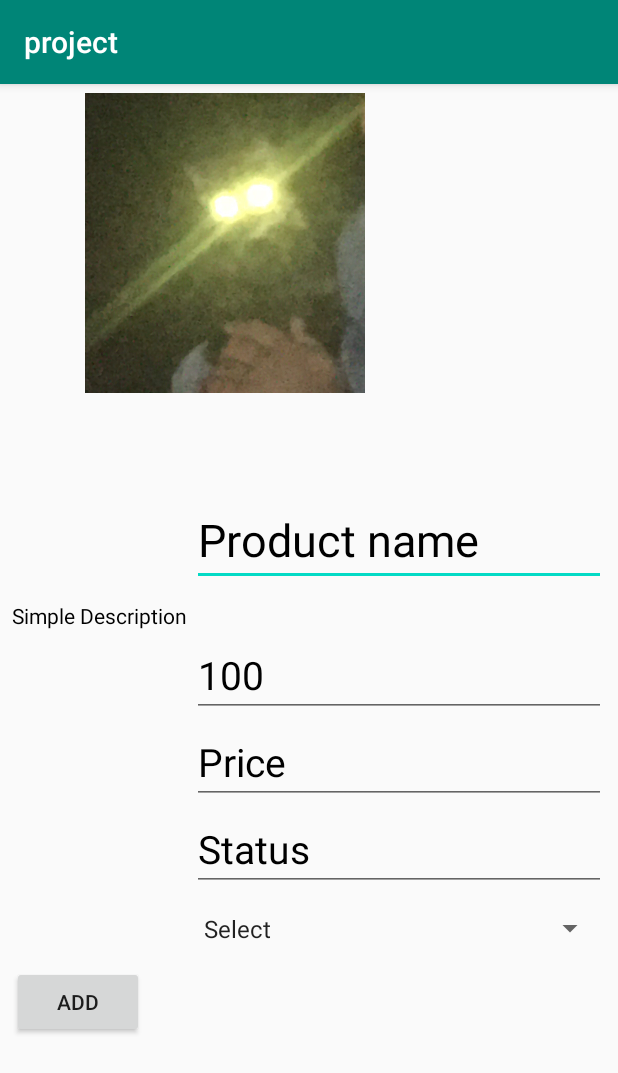
After one commit to aishaa020/androidproj, an Android app: the post screen opened directly, with no data from a screen before it, on a phone screen of 412 x 824 dp. The commit adds this screen. Shown: the top 1073 px of the screen. Run offline under Robolectric (Android 15) with nearby library versions, the phone set to English and light mode, and no system bars.

Commit message:
commit 4

```diff
--- a/app/build.gradle
+++ b/app/build.gradle
@@ -32,7 +32,6 @@ android {
     viewBinding {
         enabled = true
     }
-
 }
 
 dependencies {
@@ -40,6 +39,7 @@ dependencies {
     implementation 'androidx.appcompat:appcompat:1.6.1'
     implementation 'com.google.android.material:material:1.11.0'
     implementation 'androidx.constraintlayout:constraintlayout:2.1.4'
+    implementation 'com.android.volley:volley:1.2.1'
     testImplementation 'junit:junit:4.13.2'
     androidTestImplementation 'androidx.test.ext:junit:1.1.5'
     androidTestImplementation 'androidx.test.espresso:espresso-core:3.5.1'
@@ -48,7 +48,5 @@ dependencies {
     implementation 'com.github.baoyachi:StepView:1.9'
     implementation 'com.airbnb.android:lottie:3.4.0'
     implementation 'com.etebarian:meow-bottom-navigation:1.2.0'
-    implementation 'com.android.volley:volley:1.2.1'
-
 
 }
--- a/app/src/main/AndroidManifest.xml
+++ b/app/src/main/AndroidManifest.xml
@@ -1,5 +1,4 @@
 <?xml version="1.0" encoding="utf-8"?>
-
 <manifest xmlns:android="http://schemas.android.com/apk/res/android"
     xmlns:tools="http://schemas.android.com/tools">
 
@@ -17,11 +16,17 @@
         android:theme="@style/AppTheme"
         android:usesCleartextTraffic="true"
         tools:targetApi="31">
-
+        <activity
+            android:name=".post"
+            android:exported="false" />
+        <activity
+            android:name=".likeActivity"
+            android:exported="false"
+            android:label="@string/title_activity_like"
+            android:theme="@style/AppTheme" />
         <activity
             android:name=".UserProfileActivity"
             android:exported="false" />
-
         <activity
             android:name=".signupActivity"
             android:exported="false" />
@@ -51,19 +56,13 @@
             android:exported="false" />
         <activity
             android:name=".CheckoutStepOne"
-            android:exported="false">
-
-        </activity>
+            android:exported="false" />
         <activity
             android:name=".CartActivity"
-            android:exported="false">
-
-        </activity>
+            android:exported="false" />
         <activity
             android:name=".MainActivity"
-            android:exported="false">
-
-        </activity>
+            android:exported="false" />
     </application>
 
 </manifest>
--- a/app/src/main/java/com/example/project/Adabters/Products_Adabter.java
+++ b/app/src/main/java/com/example/project/Adabters/Products_Adabter.java
@@ -15,6 +15,7 @@ import com.example.project.models.Model_Product;
 import java.util.List;
 
 public class Products_Adabter extends RecyclerView.Adapter<Products_Adabter.Product_holder>{
+
     List<Model_Product> Products;
 
     @NonNull
--- a/app/src/main/java/com/example/project/MainActivity.java
+++ b/app/src/main/java/com/example/project/MainActivity.java
@@ -62,7 +62,7 @@ public class MainActivity extends AppCompatActivity {
                         break;
 
                     case 3:
-                        intent = new Intent(MainActivity.this, CheckoutStepTwo.class);
+                        intent = new Intent(MainActivity.this, post.class);
                         startActivity(intent);
                         break;
 
--- a/app/src/main/java/com/example/project/models/Product.java
+++ b/app/src/main/java/com/example/project/models/Product.java
@@ -8,17 +8,15 @@ public class Product
     String catagory;
     String price ;
     String quantity;
-    String id;
     String status;
 
-    public Product(int image, String name, String description, String catagory, String price, String quantity, String id, String status) {
+    public Product(int image, String name, String description, String catagory, String price, String quantity,  String status) {
         this.image = image;
         this.name = name;
         this.description = description;
         this.catagory = catagory;
         this.price = price;
         this.quantity = quantity;
-        this.id = id;
         this.status = status;
     }
 
@@ -70,13 +68,6 @@ public class Product
         this.quantity = quantity;
     }
 
-    public String getId() {
-        return id;
-    }
-
-    public void setId(String id) {
-        this.id = id;
-    }
 
     public String getStatus() {
         return status;
--- /dev/null
+++ b/app/src/main/java/com/example/project/post.java
@@ -0,0 +1,115 @@
+package com.example.project;
+
+import static android.widget.Toast.LENGTH_LONG;
+
+import androidx.appcompat.app.AppCompatActivity;
+
+import android.os.Bundle;
+import android.view.View;
+import android.widget.AdapterView;
+import android.widget.ArrayAdapter;
+import android.widget.Button;
+import android.widget.EditText;
+import android.widget.ImageView;
+import android.widget.Spinner;
+import android.widget.TextView;
+import android.widget.Toast;
+
+import java.util.ArrayList;
+import java.util.List;
+
+public class post extends AppCompatActivity {
+
+    ImageView display_image1;
+    EditText Product_name_pv1, quntity1,  Price1, product_status1;
+    TextView description1;
+    Spinner catagory1;
+
+    Button postt1;
+
+    @Override
+    protected void onCreate(Bundle savedInstanceState) {
+        super.onCreate(savedInstanceState);
+        setContentView(R.layout.activity_post);
+
+        display_image1 = findViewById(R.id.display_image1);
+        Product_name_pv1 = findViewById(R.id.Product_name_pv1);
+        quntity1 = findViewById(R.id.quntity1);
+        Price1 = findViewById(R.id.Price1);
+        product_status1 = findViewById(R.id.product_status1);
+        description1 = findViewById(R.id.description1);
+        catagory1 = findViewById(R.id.catagory1);
+        postt1 = findViewById(R.id.postt1);
+
+
+        // Define values and corresponding names
+        List<String> values = new ArrayList<>();
+        values.add("Select");
+        values.add("Sofa");
+        values.add("Cabinets");
+        values.add("Ovens");
+        values.add("Iron Beds");
+        values.add("Mattresses");
+        values.add("Fridges");
+        values.add("Electrical Devices");
+        values.add("Desks");
+
+
+
+        ArrayAdapter<String> adapter = new ArrayAdapter<>(this, android.R.layout.simple_spinner_item, values);
+
+
+        adapter.setDropDownViewResource(android.R.layout.simple_spinner_dropdown_item);
+
+
+        catagory1.setAdapter(adapter);
+
+
+
+
+
+        postt1.setOnClickListener(new View.OnClickListener() {
+            @Override
+            public void onClick(View v) {
+
+                int position = catagory1.getSelectedItemPosition();
+                boolean b = catagory1.isSelected();
+
+
+                if(!b){
+                    Toast.makeText(post.this, "Please Select a Category", Toast.LENGTH_SHORT).show();
+                }else{
+                    if(Product_name_pv1.getText().equals(null)){
+                        Toast.makeText(post.this, "Please Enter a Product Name", Toast.LENGTH_SHORT).show();
+                    }
+                    else{
+                        if(quntity1.getText().equals(null)){
+                            Toast.makeText(post.this, "Please Enter a Quantity", Toast.LENGTH_SHORT).show();
+                        }else{
+                            if(Price1.getText().equals(null)){
+                                Toast.makeText(post.this, "Please Enter a Price", Toast.LENGTH_SHORT).show();
+                            }else{
+                                if(product_status1.getText().equals(null)){
+                                    Toast.makeText(post.this, "Please Enter a Status", Toast.LENGTH_SHORT).show();
+                                }else{
+//                                    if(ImageView){
+//
+//                                    }
+
+
+                                }
+                            }
+                        }
+                    }
+
+                }
+
+
+            }
+        });
+
+    }
+
+
+
+}
--- /dev/null
+++ b/app/src/main/res/layout/activity_post.xml
@@ -0,0 +1,108 @@
+<?xml version="1.0" encoding="utf-8"?>
+<androidx.constraintlayout.widget.ConstraintLayout xmlns:android="http://schemas.android.com/apk/res/android"
+    xmlns:app="http://schemas.android.com/apk/res-auto"
+    xmlns:tools="http://schemas.android.com/tools"
+    android:layout_width="match_parent"
+    android:layout_height="match_parent"
+    tools:context=".Productactivity">
+
+    <LinearLayout
+        android:id="@+id/firstlayout"
+        android:layout_width="match_parent"
+        android:layout_height="220dp"
+        android:orientation="horizontal"
+        app:layout_constraintEnd_toEndOf="parent"
+        app:layout_constraintStart_toStartOf="parent"
+        app:layout_constraintTop_toTopOf="parent">
+
+        <ImageView
+            android:id="@+id/display_image1"
+            android:layout_width="300dp"
+            android:layout_height="200dp"
+            android:layout_marginTop="6dp"
+            android:src="@drawable/bbs"
+            />
+
+    </LinearLayout>
+
+    <LinearLayout
+        android:layout_width="396dp"
+        android:layout_height="489dp"
+        android:orientation="vertical"
+        app:layout_constraintBottom_toBottomOf="parent"
+        app:layout_constraintEnd_toEndOf="parent"
+        app:layout_constraintStart_toStartOf="parent"
+        app:layout_constraintTop_toBottomOf="@+id/firstlayout">
+
+        <EditText
+            android:id="@+id/Product_name_pv1"
+            android:layout_width="match_parent"
+            android:layout_height="wrap_content"
+            android:layout_marginTop="24dp"
+            android:ellipsize="end"
+            android:text="Product name"
+            android:layout_marginLeft="120dp"
+            android:textColor="@color/black"
+            android:textSize="30sp" />
+
+        <TextView
+            android:id="@+id/description1"
+            android:layout_width="wrap_content"
+            android:layout_height="wrap_content"
+            android:layout_marginTop="10dp"
+
+            android:drawablePadding="4dp"
+            android:textColor="@color/black"
+            android:textSize="14sp"
+            android:text="Simple Description"/>
+
+        <EditText
+            android:id="@+id/quntity1"
+            android:layout_width="match_parent"
+            android:layout_height="wrap_content"
+            android:layout_marginTop="2dp"
+            android:drawablePadding="4dp"
+            android:layout_marginLeft="120dp"
+            android:text="100"
+            android:textColor="@color/black"
+            android:textSize="26sp" />
+
+        <EditText
+            android:id="@+id/Price1"
+            android:layout_width="match_parent"
+            android:layout_height="wrap_content"
+            android:layout_marginTop="2dp"
+            android:drawablePadding="4dp"
+            android:layout_marginLeft="120dp"
+            android:text="Price"
+            android:textColor="@color/black"
+            android:textSize="26sp" />
+
+        <EditText
+            android:id="@+id/product_status1"
+            android:layout_width="match_parent"
+            android:layout_height="wrap_content"
+            android:layout_marginTop="2dp"
+            android:drawablePadding="4dp"
+            android:layout_marginLeft="120dp"
+            android:text="Status"
+            android:textColor="@color/black"
+            android:textSize="26sp" />
+
+        <Spinner
+            android:id="@+id/catagory1"
+            android:layout_width="match_parent"
+            android:layout_height="50dp"
+            android:layout_marginLeft="120dp">
+
+
+        </Spinner>
+
+        <Button
+            android:id="@+id/postt1"
+            android:layout_width="wrap_content"
+            android:layout_height="wrap_content"
+            android:text="Add"/>
+    </LinearLayout>
+
+</androidx.constraintlayout.widget.ConstraintLayout>
--- a/app/src/main/res/values-night/themes.xml
+++ b/app/src/main/res/values-night/themes.xml
@@ -4,4 +4,6 @@
         <!-- Customize your dark theme here. -->
         <!-- <item name="colorPrimary">@color/my_dark_primary</item> -->
     </style>
+
+
 </resources>
--- a/app/src/main/res/values/strings.xml
+++ b/app/src/main/res/values/strings.xml
@@ -32,6 +32,12 @@
     <string name="enter_your_email">Enter your email</string>
     <string name="enter_password">Enter Password</string>
     <string name="sign_up_page">SIGN UP</string>
+    <string name="title_activity_like">likeActivity</string>
+    <!-- Strings used for fragments for navigation -->
+    <string name="first_fragment_label">First Fragment</string>
+    <string name="second_fragment_label">Second Fragment</string>
+    <string name="previous">Previous</string>
+
 
 
 
--- a/app/src/main/res/values/themes.xml
+++ b/app/src/main/res/values/themes.xml
@@ -6,4 +6,6 @@
     </style>
 
     <style name="Theme.Project" parent="Base.Theme.Project" />
+
+
 </resources>
```
